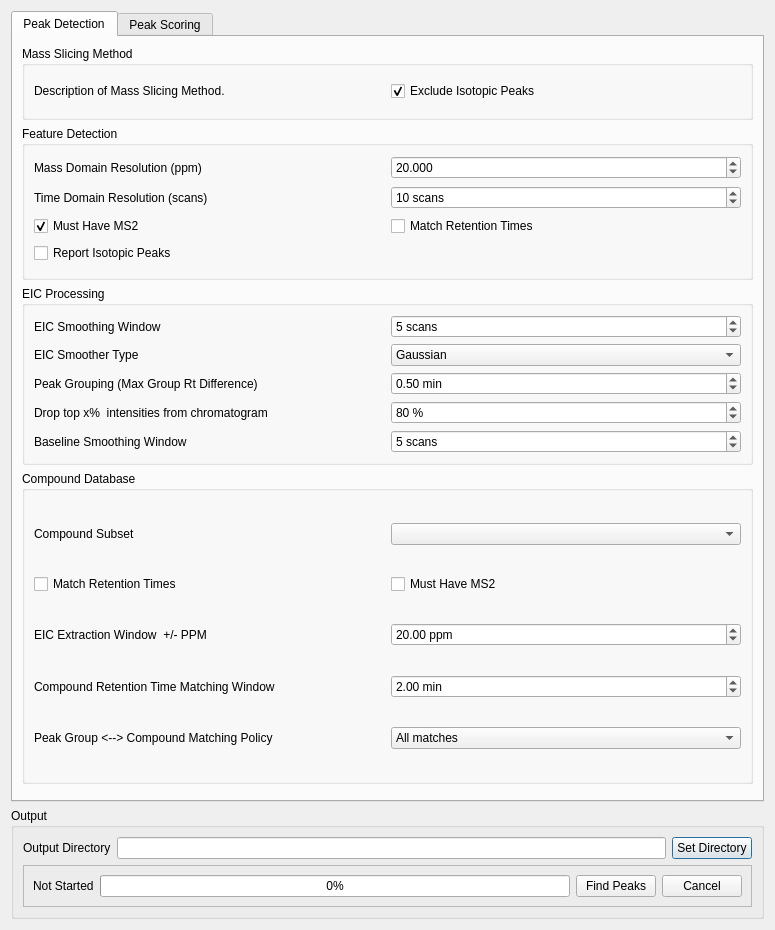
eugenemel/maven, file src/maven/forms/peakdetectiondialog.ui: the form before one commit.
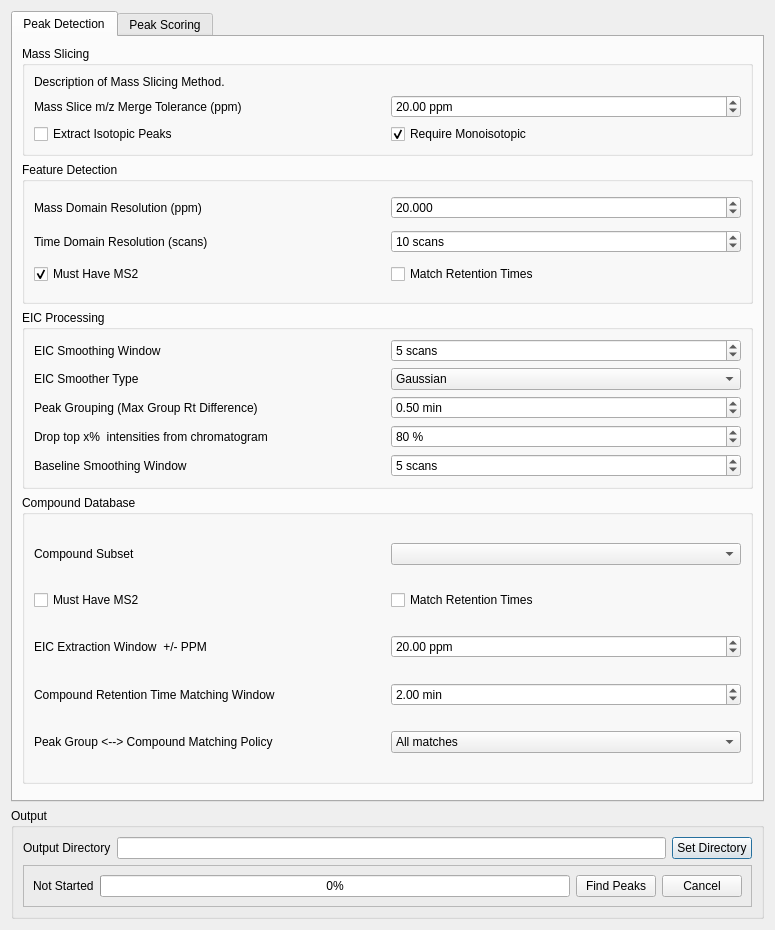
The form after the commit.

Commit message: Issue 217: Adjust dialog, encoding with efforts to unify different searches.

The edit to the form file:
```diff
--- a/src/maven/forms/peakdetectiondialog.ui
+++ b/src/maven/forms/peakdetectiondialog.ui
@@ -191,7 +191,7 @@
             </property>
            </widget>
           </item>
-          <item row="3" column="0">
+          <item row="1" column="1">
            <widget class="QCheckBox" name="matchRt">
             <property name="text">
              <string>Match Retention Times</string>
@@ -201,7 +201,7 @@
             </property>
            </widget>
           </item>
-          <item row="3" column="1">
+          <item row="1" column="0">
            <widget class="QCheckBox" name="compoundMustHaveMS2">
             <property name="text">
              <string>Must Have MS2</string>
@@ -297,16 +297,6 @@
             </property>
            </widget>
           </item>
-          <item row="7" column="0">
-           <widget class="QCheckBox" name="reportIsotopes">
-            <property name="text">
-             <string>Report Isotopic Peaks</string>
-            </property>
-            <property name="checked">
-             <bool>false</bool>
-            </property>
-           </widget>
-          </item>
           <item row="5" column="0">
            <widget class="QCheckBox" name="featureMustHaveMs2">
             <property name="text">
@@ -460,23 +450,53 @@
           </sizepolicy>
          </property>
          <property name="title">
-          <string>Mass Slicing Method</string>
+          <string>Mass Slicing</string>
          </property>
-         <layout class="QGridLayout" name="gridLayout_13">
-          <item row="0" column="0">
+         <layout class="QGridLayout" name="gridLayout_6">
+          <item row="2" column="1">
+           <widget class="QCheckBox" name="excludeIsotopicPeaks">
+            <property name="text">
+             <string>Require Monoisotopic</string>
+            </property>
+            <property name="checked">
+             <bool>true</bool>
+            </property>
+           </widget>
+          </item>
+          <item row="2" column="0">
+           <widget class="QCheckBox" name="reportIsotopes">
+            <property name="text">
+             <string>Extract Isotopic Peaks</string>
+            </property>
+            <property name="checked">
+             <bool>false</bool>
+            </property>
+           </widget>
+          </item>
+          <item row="0" column="0" colspan="2">
            <widget class="QLabel" name="lblMassSlicingMethod">
             <property name="text">
              <string>Description of Mass Slicing Method.</string>
             </property>
            </widget>
           </item>
-          <item row="0" column="1">
-           <widget class="QCheckBox" name="excludeIsotopicPeaks">
+          <item row="1" column="0">
+           <widget class="QLabel" name="label_21">
             <property name="text">
-             <string>Exclude Isotopic Peaks</string>
+             <string>Mass Slice m/z Merge Tolerance (ppm)</string>
             </property>
-            <property name="checked">
-             <bool>true</bool>
+           </widget>
+          </item>
+          <item row="1" column="1">
+           <widget class="QDoubleSpinBox" name="spnMassSliceMzMergeTolr">
+            <property name="suffix">
+             <string> ppm</string>
+            </property>
+            <property name="maximum">
+             <double>999999999.000000000000000</double>
+            </property>
+            <property name="value">
+             <double>20.000000000000000</double>
             </property>
            </widget>
           </item>
```
The commit also changes 3 other files.
